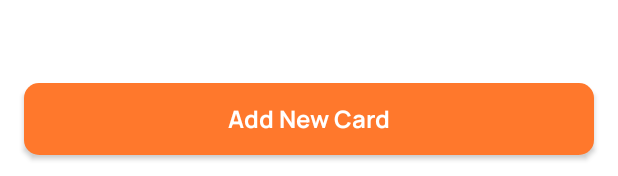
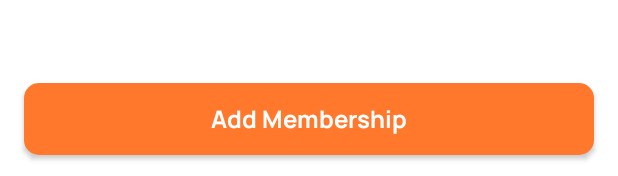
Before and after one commit to ivansaroka/Instalane-Android, an Android app: the layout activity_memberships.xml on its own in the app's theme, with its tools: preview values and no code run, on a phone screen of 412 x 824 dp. Shown: the part 1057-1233 px from the top of the screen. Run offline under Robolectric (Android 15) with nearby library versions, the phone set to English and light mode, and no system bars.

Commit message:
text change add new card by add memberships

```diff
--- a/app/src/main/res/layout/activity_memberships.xml
+++ b/app/src/main/res/layout/activity_memberships.xml
@@ -23,7 +23,7 @@
     <androidx.appcompat.widget.AppCompatButton
         android:id="@+id/mConfirm"
         style="@style/StyleButtonApp"
-        android:text="@string/add_new_card"
+        android:text="@string/add_memberships"
         app:layout_constraintStart_toStartOf="parent"
         app:layout_constraintBottom_toBottomOf="parent"
         android:layout_margin="@dimen/margin_app"/>
```
